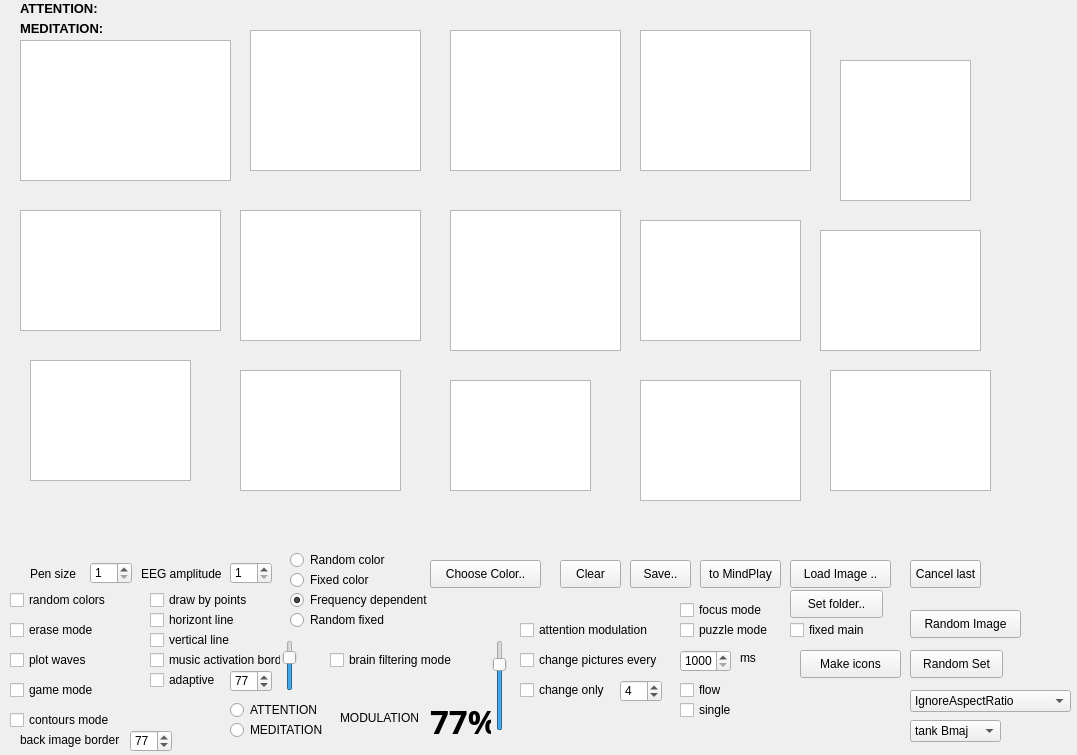
Qt form paintform.ui (androxim/minddrawplay) before a commit.
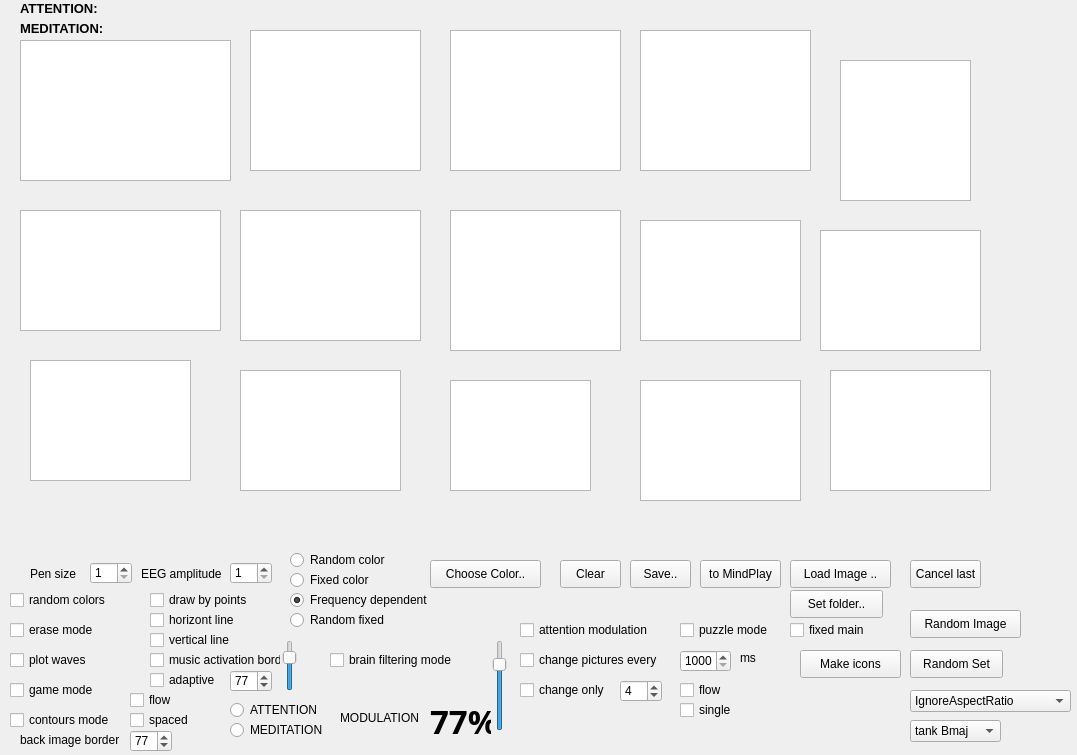
The same form after that commit. Custom widgets are drawn as their Qt base class.

Patch:
```diff
--- a/paintform.ui
+++ b/paintform.ui
@@ -967,19 +967,6 @@
     <string>Set folder..</string>
    </property>
   </widget>
-  <widget class="QCheckBox" name="checkBox_18">
-   <property name="geometry">
-    <rect>
-     <x>680</x>
-     <y>600</y>
-     <width>101</width>
-     <height>20</height>
-    </rect>
-   </property>
-   <property name="text">
-    <string>focus mode</string>
-   </property>
-  </widget>
   <widget class="QCheckBox" name="checkBox_19">
    <property name="geometry">
     <rect>
@@ -993,6 +980,32 @@
     <string>adaptive</string>
    </property>
   </widget>
+  <widget class="QCheckBox" name="checkBox_20">
+   <property name="geometry">
+    <rect>
+     <x>130</x>
+     <y>710</y>
+     <width>71</width>
+     <height>20</height>
+    </rect>
+   </property>
+   <property name="text">
+    <string>spaced</string>
+   </property>
+  </widget>
+  <widget class="QCheckBox" name="checkBox_21">
+   <property name="geometry">
+    <rect>
+     <x>130</x>
+     <y>690</y>
+     <width>51</width>
+     <height>20</height>
+    </rect>
+   </property>
+   <property name="text">
+    <string>flow</string>
+   </property>
+  </widget>
   <zorder>pushButton_5</zorder>
   <zorder>pushButton_8</zorder>
   <zorder>graphicsView</zorder>
```
Left out of the diff: 5 changed lines with no effect on the pictures.
